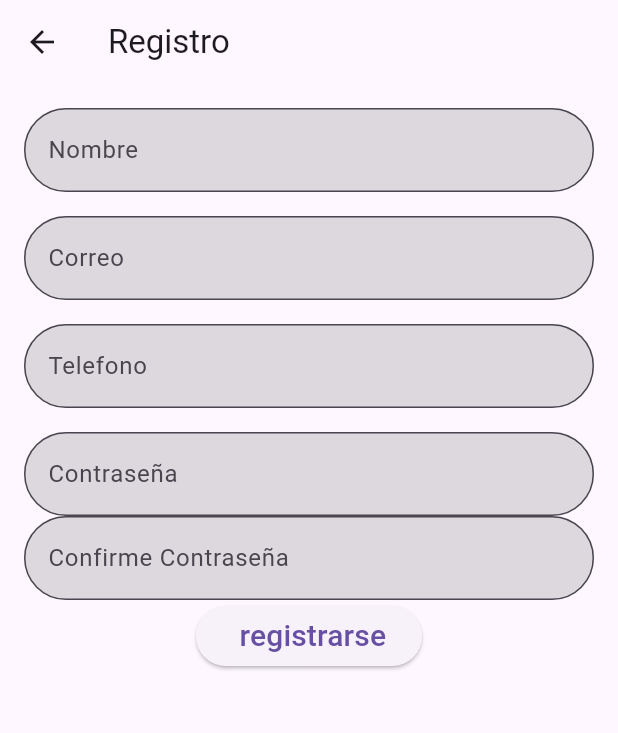
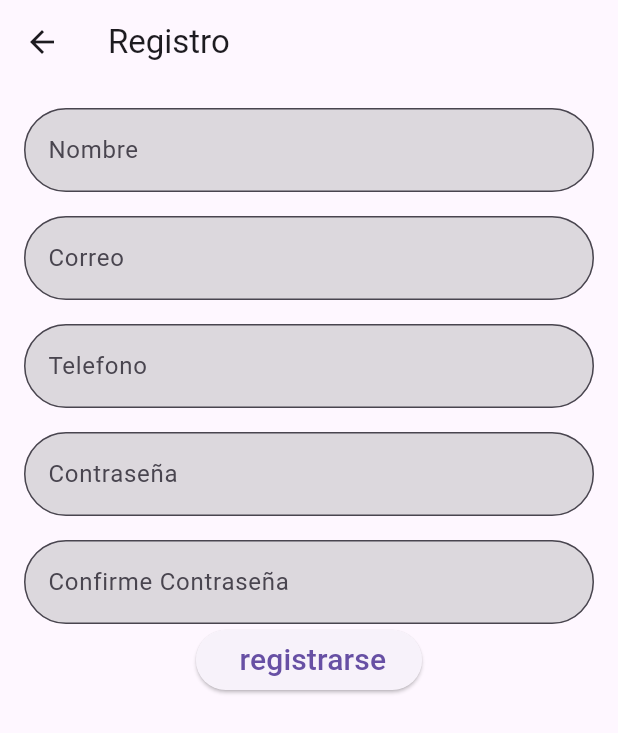
Before and after one commit to rafaelmoralesd/Fitlife, a Flutter app: the RegistrarPage screen opened by its route, on a phone screen of 412 x 824 dp. Shown: the top 733 px of the screen. Run offline on Flutter 3.47's test engine with Material 3 defaults, Android fonts, the light colour scheme and no system bars.

Commit message:
cambio de fuente de letra

```diff
--- a/lib/custom_input.dart
+++ b/lib/custom_input.dart
@@ -38,12 +38,13 @@ class CuntomInput extends StatelessWidget {
 
       decoration: InputDecoration(
 
-        hintText: '$label',
+        hintText: label,
 
 
 
         border: const OutlineInputBorder(
-          borderSide: BorderSide(color: Colors.white),
+
+          borderSide: BorderSide(color: Colors.white, width: 0,),
           borderRadius: BorderRadius.all(Radius.circular(30)),
         ),
              filled: true,
--- a/lib/inputs_page.dart
+++ b/lib/inputs_page.dart
@@ -38,7 +38,7 @@ class InputsPage extends StatelessWidget {
                     //Image.network('https://encrypted-tbn1.gstatic.com/images?q=tbn:ANd9GcQ4tC-du51P7Bltqd7b_QUGIyoe1UL6RnX3WbEUmKQT0p3Vd09y',fit: BoxFit.cover,),
 
                     ),
-                const SizedBox(height: 16),
+
                 SizedBox(
                   width: 250,
                   height: 50,
--- a/lib/registrar_page.dart
+++ b/lib/registrar_page.dart
@@ -121,7 +121,10 @@ final TextEditingController contrasenia2Controller = TextEditingController();
 
                       return null;
                     },
-                  ),CuntomInput(
+
+                  ),
+                  const SizedBox(height: 16),
+                  CuntomInput(
                     controller: contrasenia2Controller,
                     label: 'Confirme Contraseña',
                     icon: Icons.lock,
```
Also changed, not shown: pubspec.yaml (+12 -2 lines), assets/fonts/Mogra-Regular.ttf (renamed from assets/Mogra-Regular.ttf).
